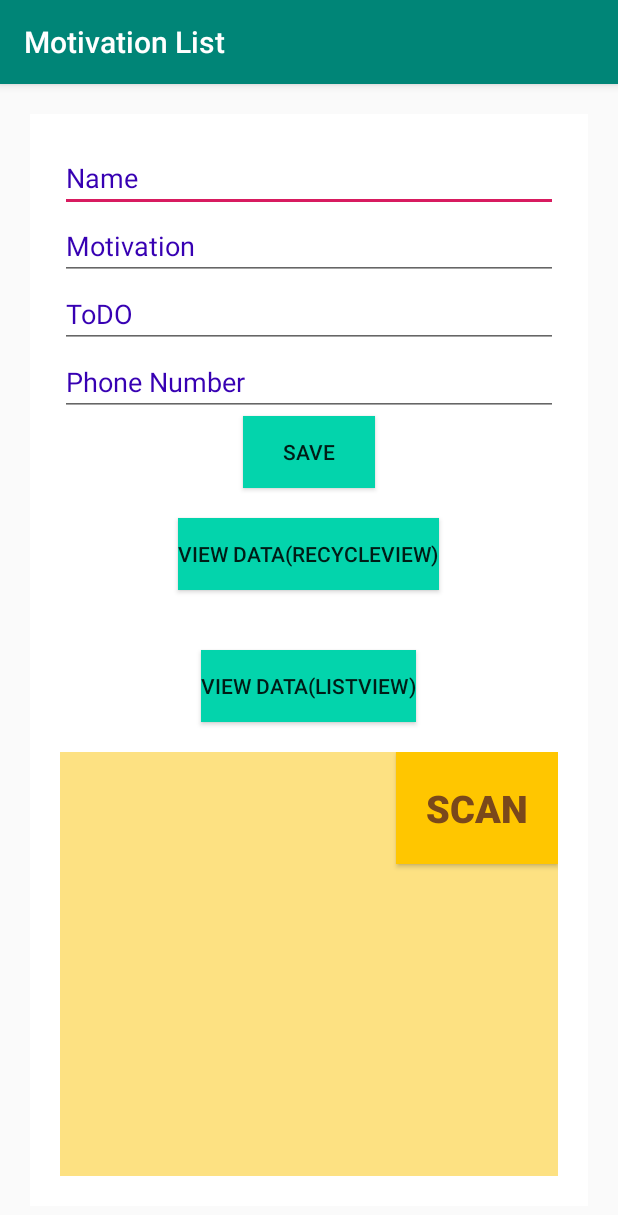
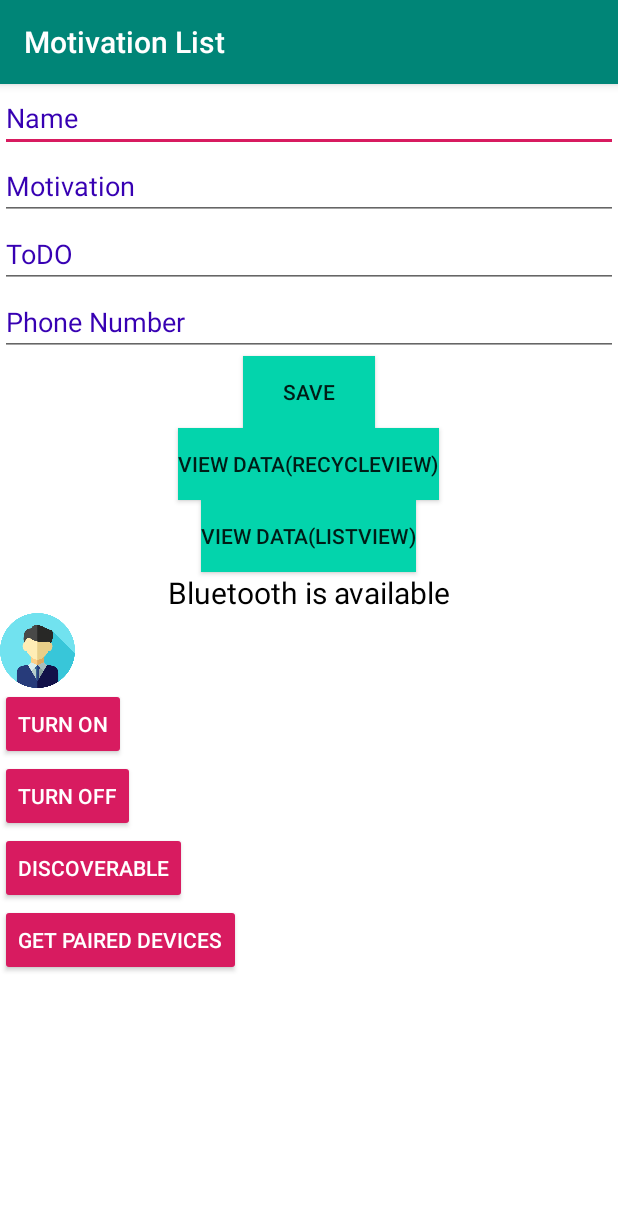
Before and after one commit to Mertyachting/BDD_Android_App, an Android app: the screen it shows after launch (MainActivity), on a phone screen of 412 x 824 dp. Shown: the top 1215 px of the screen. Run offline under Robolectric (Android 15) with nearby library versions, the phone set to English and light mode, and no system bars; libraries missing offline, so code that uses them is left out: app.akexorcist.bluetotohspp; 4 statements that could not run were skipped.

Commit message:
bluetooth part 2

```diff
--- a/app/src/main/java/com/example/motivationlist/MainActivity.java
+++ b/app/src/main/java/com/example/motivationlist/MainActivity.java
@@ -11,6 +11,14 @@ import android.widget.Button;
 import android.widget.EditText;
 import android.widget.LinearLayout;
 import android.widget.Toast;
+
+import android.bluetooth.BluetoothAdapter;
+import android.bluetooth.BluetoothDevice;
+import android.widget.ImageView;
+import android.widget.TextView;
+
+import java.util.Set;
+
 
 import com.example.motivationlist.test.MainActivity2;
 import com.google.android.material.snackbar.Snackbar;
@@ -26,6 +34,14 @@ public class MainActivity extends AppCompatActivity {
     public static final String DATABASE_NAME = "StudentDatabases.db";
     SQLiteDatabase mDatabase;
 
+    private static final int REQUEST_ENABLE_BT = 0;
+    private static final int REQUEST_DISCOVER_BT = 1;
+
+    TextView mStatusBlueTv, mPairedTv;
+    ImageView mBlueIv;
+    Button mOnBtn, mOffBtn, mDiscoverBtn, mPairedBtn;
+
+    BluetoothAdapter mBlueAdapter;
 
     @Override
     protected void onCreate(Bundle savedInstanceState) {
@@ -113,7 +129,123 @@ public class MainActivity extends AppCompatActivity {
         });
 
 
+        mStatusBlueTv = findViewById(R.id.statusBluetoothTv);
+        mPairedTv     = findViewById(R.id.pairedTv);
+        mBlueIv       = findViewById(R.id.bluetoothIv);
+        mOnBtn        = findViewById(R.id.onBtn);
+        mOffBtn       = findViewById(R.id.offBtn);
+        mDiscoverBtn  = findViewById(R.id.discoverableBtn);
+        mPairedBtn    = findViewById(R.id.pairedBtn);
+
+        //adapter
+        mBlueAdapter = BluetoothAdapter.getDefaultAdapter();
+
+        //check if bluetooth is available or not
+        if (mBlueAdapter == null){
+            mStatusBlueTv.setText("Bluetooth is not available");
+        }
+        else {
+            mStatusBlueTv.setText("Bluetooth is available");
+        }
+
+        //set image according to bluetooth status(on/off)
+        if (mBlueAdapter.isEnabled()){
+            mBlueIv.setImageResource(R.drawable.ic_delete_black_24dp);
+        }
+        else {
+            mBlueIv.setImageResource(R.drawable.user);
+        }
+
+        //on btn click
+        mOnBtn.setOnClickListener(new View.OnClickListener() {
+            @Override
+            public void onClick(View v) {
+                if (!mBlueAdapter.isEnabled()){
+                    showToast("Turning On Bluetooth...");
+                    //intent to on bluetooth
+                    Intent intent = new Intent(BluetoothAdapter.ACTION_REQUEST_ENABLE);
+                    startActivityForResult(intent, REQUEST_ENABLE_BT);
+                }
+                else {
+                    showToast("Bluetooth is already on");
+                }
+            }
+        });
+        //discover bluetooth btn click
+        mDiscoverBtn.setOnClickListener(new View.OnClickListener() {
+            @Override
+            public void onClick(View v) {
+                if (!mBlueAdapter.isDiscovering()){
+                    showToast("Making Your Device Discoverable");
+                    Intent intent = new Intent(BluetoothAdapter.ACTION_REQUEST_DISCOVERABLE);
+                    startActivityForResult(intent, REQUEST_DISCOVER_BT);
+                }
+            }
+        });
+        //off btn click
+        mOffBtn.setOnClickListener(new View.OnClickListener() {
+            @Override
+            public void onClick(View v) {
+                if (mBlueAdapter.isEnabled()){
+                    mBlueAdapter.disable();
+                    showToast("Turning Bluetooth Off");
+                    mBlueIv.setImageResource(R.drawable.user);
+                }
+                else {
+                    showToast("Bluetooth is already off");
+                }
+            }
+        });
+        //get paired devices btn click
+        mPairedBtn.setOnClickListener(new View.OnClickListener() {
+            @Override
+            public void onClick(View v) {
+                if (mBlueAdapter.isEnabled()){
+                    mPairedTv.setText("Paired Devices");
+                    Set<BluetoothDevice> devices = mBlueAdapter.getBondedDevices();
+                    for (BluetoothDevice device: devices){
+                        mPairedTv.append("\nDevice: " + device.getName()+ ", " + device);
+                    }
+                }
+                else {
+                    //bluetooth is off so can't get paired devices
+                    showToast("Turn on bluetooth to get paired devices");
+                }
+            }
+        });
+
+
     }
+
+    @Override
+    protected void onActivityResult(int requestCode, int resultCode, Intent data) {
+        switch (requestCode){
+            case REQUEST_ENABLE_BT:
+                if (resultCode == RESULT_OK){
+                    //bluetooth is on
+                    mBlueIv.setImageResource(R.drawable.user);
+                    showToast("Bluetooth is on");
+                }
+                else {
+                    //user denied to turn bluetooth on
+                    showToast("could't on bluetooth");
+                }
+                break;
+        }
+        super.onActivityResult(requestCode, resultCode, data);
+    }
+
+    //toast message function
+    private void showToast(String msg){
+        Toast.makeText(this, msg, Toast.LENGTH_SHORT).show();
+    }
+
+
+
+
+
+
+
 
 
 
--- a/app/src/main/res/layout/activity_main.xml
+++ b/app/src/main/res/layout/activity_main.xml
@@ -6,9 +6,7 @@
     android:layout_width="match_parent"
     android:layout_height="match_parent"
     android:orientation="vertical"
-    android:layout_margin="20dp"
     android:background="#ffff"
-    android:padding="20dp"
     tools:context=".MainActivity">
 
 
@@ -56,7 +54,6 @@
 
     <Button
         android:id="@+id/viewdata"
-        android:layout_margin="20dp"
         android:layout_width="wrap_content"
         android:layout_height="wrap_content"
         android:layout_gravity="center"
@@ -65,41 +62,67 @@
 
     <Button
         android:id="@+id/viewdataLL"
-        android:layout_margin="20dp"
         android:layout_width="wrap_content"
         android:layout_height="wrap_content"
         android:layout_gravity="center"
         android:background="#03D4AC"
         android:text="View data(ListView)" />
 
-    <RelativeLayout xmlns:android="http://schemas.android.com/apk/res/android"
-        android:layout_width="fill_parent"
-        android:layout_height="fill_parent"
-        android:background="#FDE182" >
 
-        <ListView
-            android:id="@+id/list_devices"
+        <!--Display whether bluetooth is available or not-->
+        <TextView
+            android:id="@+id/statusBluetoothTv"
             android:layout_width="match_parent"
             android:layout_height="wrap_content"
-            android:layout_alignParentTop="true"
-            android:layout_marginLeft="20dp"
-            android:layout_marginRight="20dp"
-            android:layout_marginTop="20dp"
-            android:smoothScrollbar="true" />
-
+            android:text=""
+            android:textAlignment="center"
+            android:textSize="20sp"
+            android:textColor="#000"/>
+        <!--Bluetooth icon (on/off)-->
+        <ImageView
+            android:id="@+id/bluetoothIv"
+            android:layout_width="50dp"
+            android:layout_height="50dp" />
+        <!--On Button-->
         <Button
-            android:id="@+id/button_scan"
+            android:id="@+id/onBtn"
+            android:minWidth="50dp"
             android:layout_width="wrap_content"
             android:layout_height="wrap_content"
-            android:layout_alignParentRight="true"
-            android:layout_alignParentTop="true"
-            android:padding="20dp"
-            android:background="#FFC600"
-            android:text="SCAN"
-            android:textSize="25sp"
-            android:textColor="#7A481B"
-            android:textStyle="bold" />
+            android:text="Turn On"
+            style="@style/Base.Widget.AppCompat.Button.Colored"/>
+        <!--Off btn-->
+        <Button
+            android:id="@+id/offBtn"
+            android:minWidth="50dp"
+            android:layout_width="wrap_content"
+            android:layout_height="wrap_content"
+            android:text="Turn Off"
+            style="@style/Base.Widget.AppCompat.Button.Colored"/>
+        <!--Discoverable button-->
+        <Button
+            android:id="@+id/discoverableBtn"
+            android:minWidth="50dp"
+            android:layout_width="wrap_content"
+            android:layout_height="wrap_content"
+            android:text="Discoverable"
+            style="@style/Base.Widget.AppCompat.Button.Colored"/>
+        <!--Get list of paired devices button-->
+        <Button
+            android:id="@+id/pairedBtn"
+            android:minWidth="50dp"
+            android:layout_width="wrap_content"
+            android:layout_height="wrap_content"
+            android:text="Get Paired Devices"
+            style="@style/Base.Widget.AppCompat.Button.Colored"/>
+        <!--Show paired devices here-->
+        <TextView
+            android:id="@+id/pairedTv"
+            android:minWidth="50dp"
+            android:text=""
+            android:textColor="#000"
+            android:layout_width="match_parent"
+            android:layout_height="wrap_content" />
 
-    </RelativeLayout>
 
 </LinearLayout>
```
